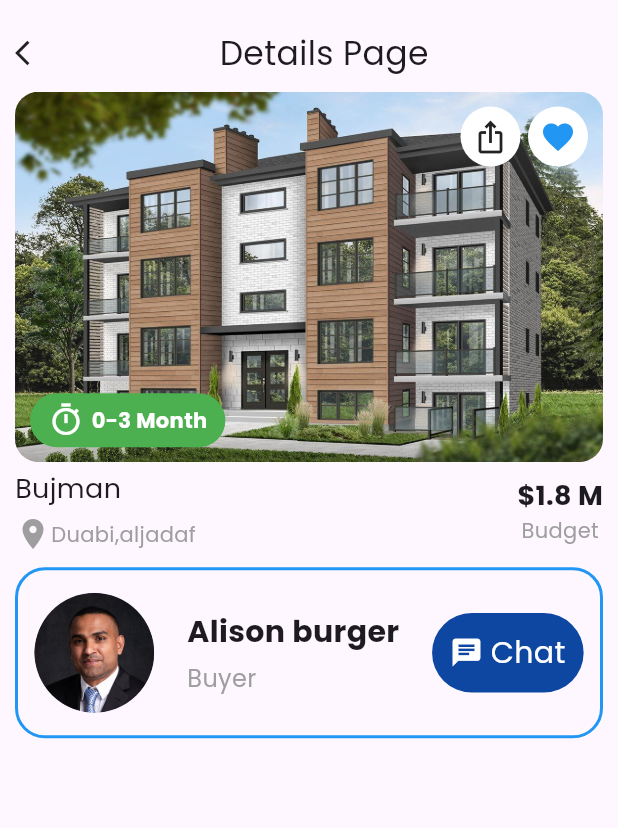
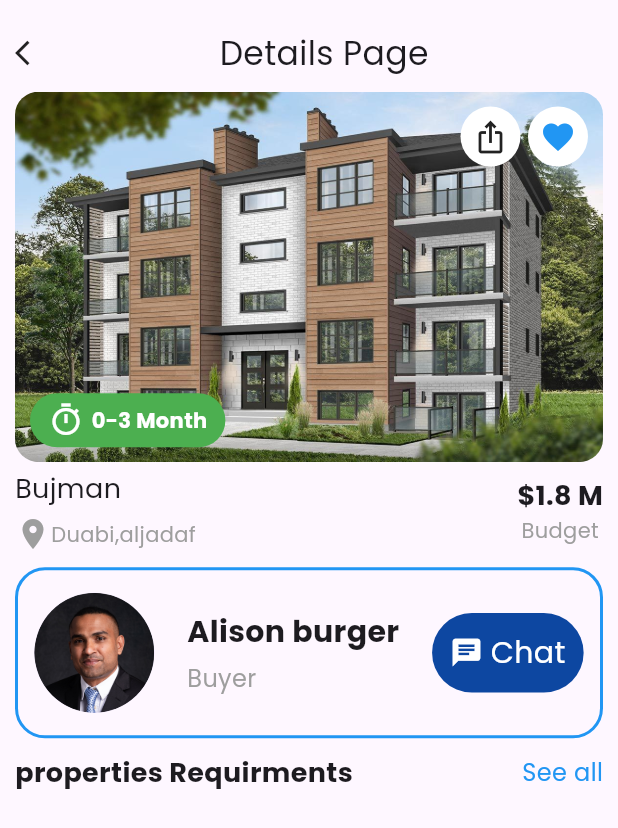
Before and after one commit to ahmedos999/real_estate_app, a Flutter app: the screen it shows after launch, on a phone screen of 412 x 824 dp. Shown: the top 828 px of the screen. Run offline on Flutter 3.47's test engine with Material 2 defaults, Android fonts, the phone set to English and light mode, and no system bars.

Commit message:
req header

```diff
--- a/lib/presentation/screens/details.dart
+++ b/lib/presentation/screens/details.dart
@@ -80,8 +80,22 @@ class DetailsPage extends StatelessWidget {
                             ))
                       ]),
                 ),
+              ),
+              SizedBox(
+                height: 10,
+              ),
+              Row(
+                mainAxisAlignment: MainAxisAlignment.spaceBetween,
+                children: [
+                  Text(
+                    'properties Requirments',
+                    style: TextStyle(fontSize: 18, fontWeight: FontWeight.w600),
+                  ),
+                  Text('See all',
+                      style: const TextStyle(fontSize: 16, color: Colors.blue)),
+                ],
               )
-            ]),
+            ]), //main
           ),
         ),
       ),
```
